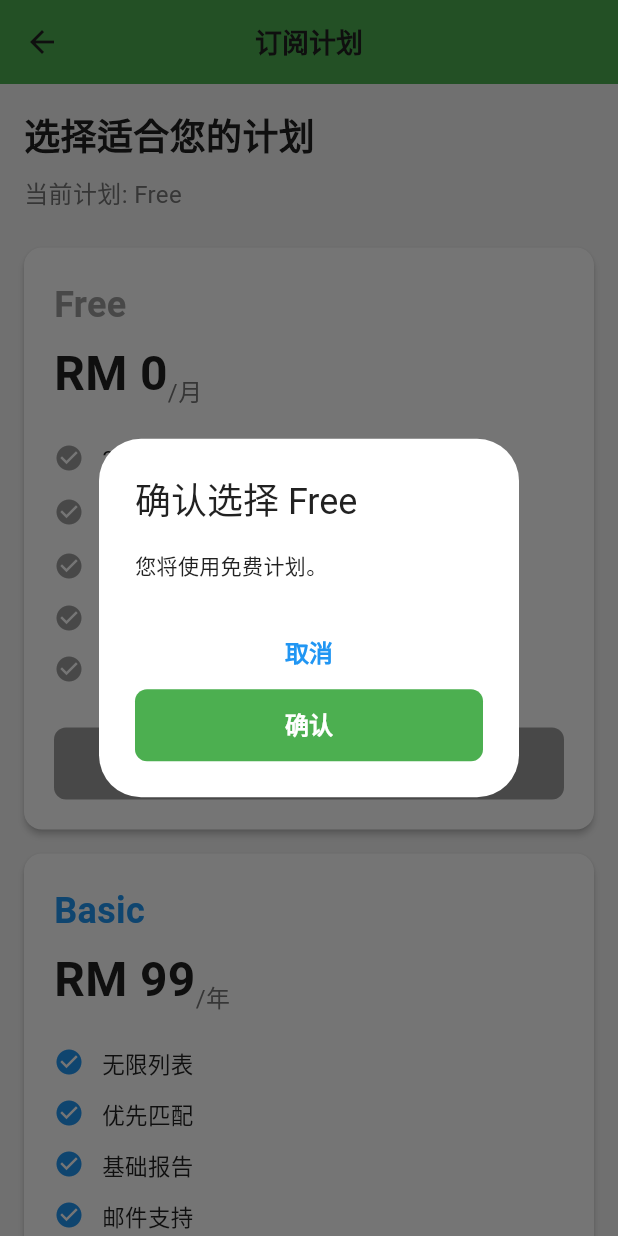
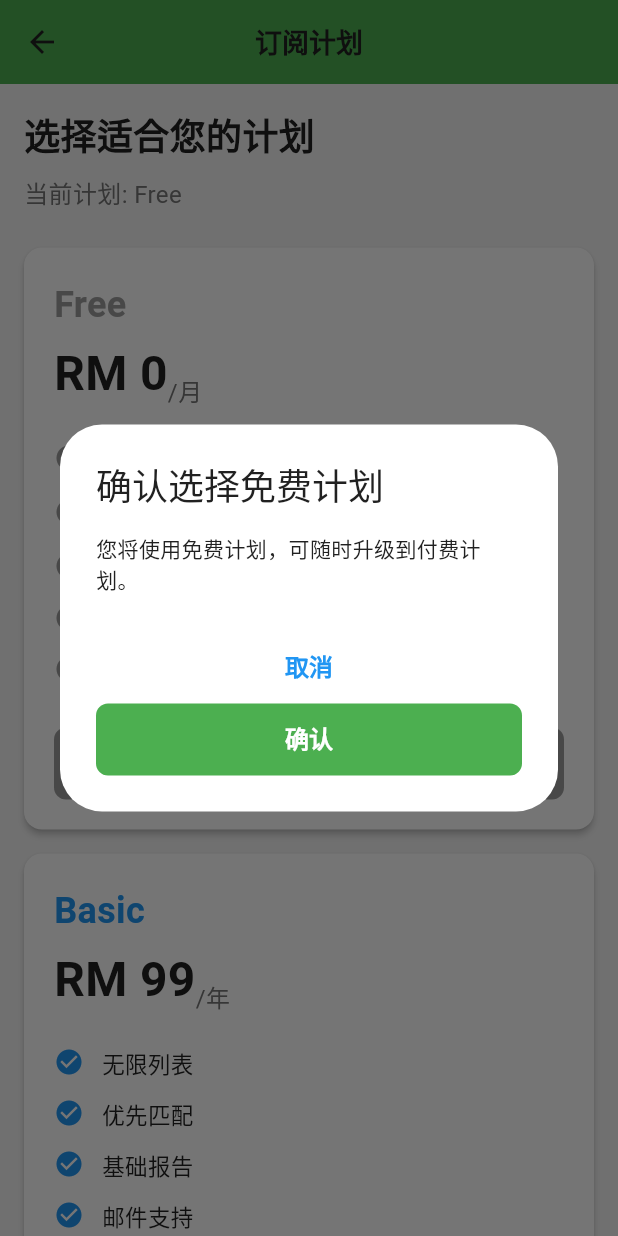
Before and after one commit to peigiii/digital_inno_bbx, a Flutter app: the BBXSubscriptionScreen screen opened directly, after a tap on "选择计划", on a phone screen of 412 x 824 dp. Run offline on Flutter 3.47's test engine with Material 3 defaults, Android fonts, the phone set to English and light mode, and no system bars; our stand-ins replace cached_network_image, cloud_firestore, firebase_auth, firebase_core, firebase_messaging, firebase_storage and 12 more; accounts and stored records are empty.

Commit message:
fix: 修复订阅页面支付流程 - 导航到支付页面
修改文件：lib/screens/bbx_subscription_screen.dart

问题：
❌ 之前：选择计划后直接更新 Firestore，无支付流程
❌ 显示"请联系管理员完成支付"提示

解决方案：
✅ 免费计划：保持原有逻辑，直接更新订阅状态
✅ 付费计划：导航到 /payment 路由，传递计划参数
  - planName: 计划名称 (Basic/Professional/Enterprise)
  - planPrice: 价格 (99/199/499)
  - planPeriod: 订阅周期 (1年)

用户流程：
订阅页面 → 选择付费计划 → 支付页面 → 确认页面 → 个人中心

代码位置：bbx_subscription_screen.dart:92-189 (_selectPlan 方法)

```diff
--- a/lib/screens/bbx_subscription_screen.dart
+++ b/lib/screens/bbx_subscription_screen.dart
@@ -92,15 +92,26 @@ class _BBXSubscriptionScreenState extends State<BBXSubscriptionScreen> {
   Future<void> _selectPlan(String planName, int price) async {
     print('🎯 [订阅页面] 用户选择计划: $planName (RM $price)');
 
+    if (currentUser == null) {
+      print('❌ [订阅页面] 用户未登录');
+      if (mounted) {
+        ScaffoldMessenger.of(context).showSnackBar(
+          const SnackBar(
+            content: Text('请先登录'),
+            backgroundColor: Colors.red,
+          ),
+        );
+      }
+      return;
+    }
+
+    // 免费计划直接更新，无需支付
+    if (price == 0) {
       final confirm = await showDialog<bool>(
         context: context,
         builder: (context) => AlertDialog(
-        title: Text('确认选择 $planName'),
-        content: Text(
-          price > 0
-              ? '您将订阅 $planName 计划，价格为 RM $price/年。\n\n请联系管理员完成支付。'
-              : '您将使用免费计划。',
-        ),
+          title: const Text('确认选择免费计划'),
+          content: const Text('您将使用免费计划，可随时升级到付费计划。'),
           actions: [
             TextButton(
               onPressed: () => Navigator.pop(context, false),
@@ -123,46 +134,26 @@ class _BBXSubscriptionScreenState extends State<BBXSubscriptionScreen> {
         return;
       }
 
-    if (currentUser == null) {
-      print('❌ [订阅页面] 用户未登录，无法更新订阅');
-      if (mounted) {
-        ScaffoldMessenger.of(context).showSnackBar(
-          const SnackBar(
-            content: Text('请先登录'),
-            backgroundColor: Colors.red,
-          ),
-        );
-      }
-      return;
-    }
-
-    print('🔄 [订阅页面] 更新 Firestore 订阅计划...');
-
       try {
         await FirebaseFirestore.instance
             .collection('users')
             .doc(currentUser!.uid)
             .update({
-        'subscriptionPlan': planName.toLowerCase().replaceAll(' ', '_'),
+          'subscriptionPlan': 'free',
           'subscriptionUpdatedAt': FieldValue.serverTimestamp(),
-      }).timeout(
-        const Duration(seconds: 10),
-        onTimeout: () {
-          print('⏱️ [订阅页面] 更新订阅超时（10秒）');
-          throw Exception('更新超时，请检查网络连接');
-        },
-      );
+          'subscriptionStatus': 'active',
+        }).timeout(const Duration(seconds: 10));
 
-      print('✅ [订阅页面] 订阅计划更新成功');
+        print('✅ [订阅页面] 免费计划已激活');
 
         if (mounted) {
           setState(() {
-          currentPlan = planName.toLowerCase().replaceAll(' ', '_');
+            currentPlan = 'free';
           });
 
           ScaffoldMessenger.of(context).showSnackBar(
-          SnackBar(
-            content: Text('已选择 $planName 计划'),
+            const SnackBar(
+              content: Text('已选择免费计划'),
               backgroundColor: Colors.green,
             ),
           );
@@ -174,10 +165,26 @@ class _BBXSubscriptionScreenState extends State<BBXSubscriptionScreen> {
             SnackBar(
               content: Text('选择计划失败: $e'),
               backgroundColor: Colors.red,
-            duration: const Duration(seconds: 5),
             ),
           );
         }
+      }
+      return;
+    }
+
+    // 付费计划：导航到支付页面
+    print('💳 [订阅页面] 导航到支付页面...');
+
+    if (mounted) {
+      Navigator.pushNamed(
+        context,
+        '/payment',
+        arguments: {
+          'planName': planName,
+          'planPrice': price,
+          'planPeriod': '1年',
+        },
+      );
     }
   }
 
```
Lines whose indentation alone changed are shown as unchanged.
